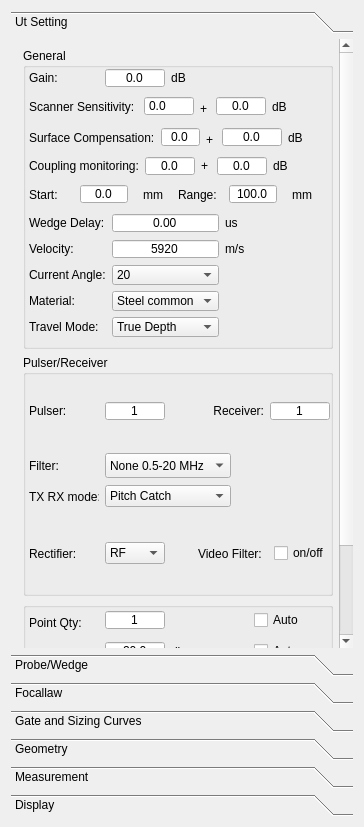
Before: the Qt Designer form phascan_view/ui/DopplerGroupTab.ui in qinxingying/hello-word, drawn with Qt 5.
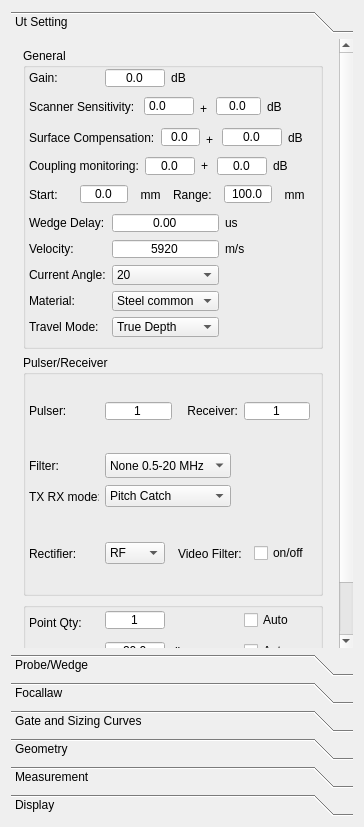
After: the same form once the commit is applied. The open tabs and pages were chosen to show the change. Icons and pictures are not drawn. Custom widgets are drawn as their Qt base class.

Commit message: 修改：超声设置界面和探头楔块界面显示bug

Diff of the .ui file:
```diff
--- a/phascan_view/ui/DopplerGroupTab.ui
+++ b/phascan_view/ui/DopplerGroupTab.ui
@@ -58,9 +58,9 @@
       <property name="geometry">
        <rect>
         <x>0</x>
-        <y>0</y>
+        <y>-69</y>
         <width>332</width>
-        <height>718</height>
+        <height>668</height>
        </rect>
       </property>
       <property name="minimumSize">
@@ -91,7 +91,7 @@
          <property name="minimumSize">
           <size>
            <width>0</width>
-           <height>700</height>
+           <height>650</height>
           </size>
          </property>
          <property name="frameShape">
@@ -153,7 +153,7 @@
              </property>
              <property name="maximumSize">
               <size>
-               <width>310</width>
+               <width>300</width>
                <height>16777215</height>
               </size>
              </property>
@@ -1062,7 +1062,7 @@
             <widget class="QGroupBox" name="BoxPulserReceiver">
              <property name="maximumSize">
               <size>
-               <width>310</width>
+               <width>300</width>
                <height>16777215</height>
               </size>
              </property>
@@ -1077,20 +1077,20 @@
                <number>0</number>
               </property>
               <property name="rightMargin">
-               <number>0</number>
+               <number>10</number>
               </property>
               <property name="bottomMargin">
                <number>0</number>
               </property>
               <item>
-               <layout class="QGridLayout" name="gridLayout_17" columnstretch="1,1,0,1,1">
+               <layout class="QGridLayout" name="gridLayout_17" columnstretch="1,0,0,0">
                 <property name="leftMargin">
                  <number>0</number>
                 </property>
                 <property name="rightMargin">
                  <number>0</number>
                 </property>
-                <item row="0" column="3">
+                <item row="0" column="2">
                  <widget class="QLabel" name="LabelReceiver">
                   <property name="sizePolicy">
                    <sizepolicy hsizetype="Fixed" vsizetype="Fixed">
@@ -1118,7 +1118,7 @@
                   </property>
                  </widget>
                 </item>
-                <item row="0" column="4">
+                <item row="0" column="3">
                  <widget class="QSpinBox" name="ValueReceiver">
                   <property name="sizePolicy">
                    <sizepolicy hsizetype="Minimum" vsizetype="Fixed">
@@ -1211,19 +1211,6 @@
                   </property>
                  </widget>
                 </item>
-                <item row="0" column="2">
-                 <spacer name="horizontalSpacer_5">
-                  <property name="orientation">
-                   <enum>Qt::Horizontal</enum>
-                  </property>
-                  <property name="sizeHint" stdset="0">
-                   <size>
-                    <width>40</width>
-                    <height>20</height>
-                   </size>
-                  </property>
-                 </spacer>
-                </item>
                </layout>
               </item>
               <item>
@@ -1479,7 +1466,7 @@
             <widget class="QGroupBox" name="groupBox_2">
              <property name="maximumSize">
               <size>
-               <width>310</width>
+               <width>300</width>
                <height>16777215</height>
               </size>
              </property>
@@ -1494,7 +1481,7 @@
                <number>0</number>
               </property>
               <property name="rightMargin">
-               <number>0</number>
+               <number>10</number>
               </property>
               <property name="bottomMargin">
                <number>0</number>
```
Left out of the diff: 20 changed lines with no effect on the pictures. The commit also changes 2 other files.
